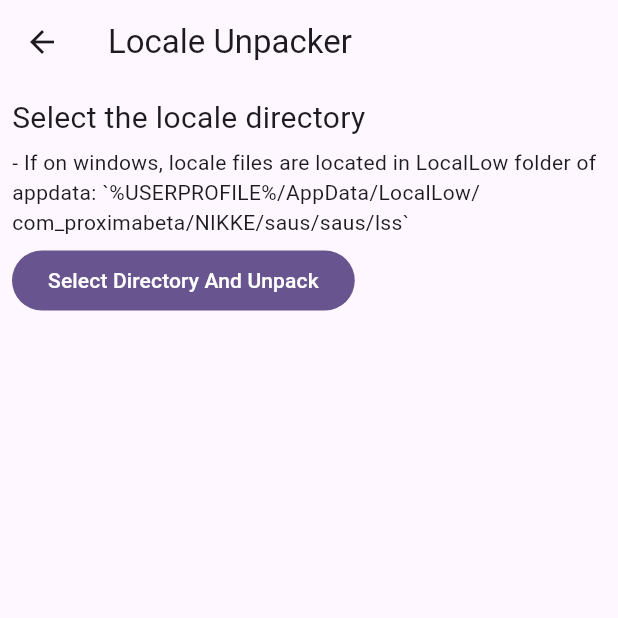
After one commit to SharpnelXu/nikke-einkk, a Flutter app: the LocaleUnpackerPage screen opened directly, after a tap on "Select Directory And Unpack", on a phone screen of 412 x 824 dp, the top half of it. The commit adds this screen. Run offline on Flutter 3.47's test engine with Material 3 defaults, Android fonts, the phone set to English and light mode, and no system bars; our stand-ins replace auto_size_text, file_picker, fixnum, flutter_easyloading, logger, sqflite and 1 more; missing offline and left inert: pointycastle, protobuf; accounts and stored records are empty; statements that could not run were skipped.

Commit message:
Locale unpacker

```diff
--- a/lib/module/api/data_downloader.dart
+++ b/lib/module/api/data_downloader.dart
@@ -109,7 +109,7 @@ class _StaticDataDownloadPageState extends State<StaticDataDownloadPage> {
 
           if (downloadedGlobal) {
             global.init();
-          } else if (!downloadedGlobal) {
+          } else {
             cn.init();
           }
 
--- /dev/null
+++ b/lib/module/api/locale_unpacker.dart
@@ -0,0 +1,220 @@
+import 'dart:convert';
+import 'dart:io';
+import 'dart:typed_data';
+
+import 'package:archive/archive.dart';
+import 'package:file_picker/file_picker.dart';
+import 'package:flutter/material.dart';
+import 'package:flutter_easyloading/flutter_easyloading.dart';
+import 'package:nikke_einkk/model/data_path.dart';
+import 'package:nikke_einkk/model/db.dart';
+import 'package:path/path.dart';
+import 'package:pointycastle/export.dart' as crypto;
+import 'package:sqflite/sqflite.dart';
+
+class LocaleUnpackerPage extends StatelessWidget {
+  const LocaleUnpackerPage({super.key});
+
+  @override
+  Widget build(BuildContext context) {
+    return Scaffold(
+      appBar: AppBar(title: Text('Locale Unpacker')),
+      body: Padding(
+        padding: const EdgeInsets.all(8.0),
+        child: Column(
+          crossAxisAlignment: CrossAxisAlignment.start,
+          spacing: 5,
+          children: [
+            Text('Select the locale directory', style: TextStyle(fontSize: 20)),
+            Text(
+              '- If on windows, locale files are located in LocalLow folder of appdata: '
+              '`%USERPROFILE%/AppData/LocalLow/com_proximabeta/NIKKE/saus/saus/lss`',
+            ),
+            FilledButton(
+              onPressed: () async {
+                final localeFolderPath = join(
+                  Platform.environment['USERPROFILE'] ?? '.',
+                  'AppData',
+                  'LocalLow',
+                  'com_proximabeta',
+                  'NIKKE',
+                  'saus',
+                  'saus',
+                  'lss',
+                );
+
+                final localeDir = Directory(localeFolderPath);
+                final selectResult = await FilePicker.platform.getDirectoryPath(
+                  dialogTitle: 'Select Locale Directory',
+                  initialDirectory: localeDir.existsSync() ? localeFolderPath : null,
+                );
+
+                if (selectResult == null) {
+                  return;
+                }
+
+                final path = selectResult;
+                final outputPath = join(appPath, 'data', 'Locale');
+                final dir = Directory.fromUri(Uri.file(path));
+                if (!dir.existsSync()) {
+                  EasyLoading.showInfo('Input folder $path does not exist');
+                  return;
+                }
+
+                await EasyLoading.show(status: 'Reading Locale', maskType: EasyLoadingMaskType.clear);
+                for (final filePath in dir.listSync(recursive: true)) {
+                  final inputFile = File(filePath.path);
+                  if (!filePath.path.endsWith('lsc') || inputFile.statSync().type != FileSystemEntityType.file) {
+                    continue;
+                  }
+
+                  final fileName = inputFile.uri.pathSegments.last.split('.').first;
+                  final outputFile = File(join(outputPath, fileName, '$fileName.db'));
+                  if (!outputFile.parent.existsSync()) {
+                    outputFile.parent.createSync(recursive: true);
+                  }
+                  final unpacker = LocaleUnpacker(inputFile: inputFile, outputFile: outputFile);
+                  unpacker.unpack();
+
+                  logger.d('Output: ${outputFile.absolute.path}');
+                  final db = await openReadOnlyDatabase(outputFile.absolute.path);
+                  final tables = await db.query('sqlite_master');
+                  for (final table in tables) {
+                    if (table['type'] == 'table') {
+                      final tableName = table['tbl_name']! as String;
+                      final result = await db.query(tableName);
+                      final jsonFile = File(join(outputPath, fileName, '$tableName.json'));
+                      await jsonFile.writeAsString(jsonEncode(result));
+                    }
+                  }
+                }
+
+                await EasyLoading.dismiss();
+                locale.init();
+              },
+              child: Text('Select Directory And Unpack'),
+            ),
+          ],
+        ),
+      ),
+    );
+  }
+}
+
+class LocaleUnpacker {
+  final File inputFile;
+  final File outputFile;
+  final Uint8List bytes;
+  int position = 32;
+  late NikkeLocaleHeader header;
+  int get lengthByteCount => (header.segmentSize * header.segmentCount > 0xFFFFFFFF) ? 5 : 4;
+
+  LocaleUnpacker({required this.inputFile, required this.outputFile}) : bytes = inputFile.readAsBytesSync() {
+    final reader = ByteData.sublistView(bytes, 0, position);
+    header = NikkeLocaleHeader(
+      magic: bytes.sublist(0, 4),
+      version: reader.getInt32(4),
+      aesKey: bytes.sublist(8, 24),
+      segmentSize: reader.getInt32(24),
+      segmentCount: reader.getInt32(28),
+    );
+  }
+
+  int readOffset() {
+    var offset = 0;
+    for (var i = 0; i < lengthByteCount; i++) {
+      offset = (offset << 8) | bytes[position++];
+    }
+    return offset;
+  }
+
+  bool unpack() {
+    if (header.magic != 'NKDB') {
+      throw Exception('File ${inputFile.path} has invalid magic: ${header.magic}');
+    }
+
+    int currentOffset = readOffset();
+    final segments = List<(int, int, int)>.generate(header.segmentCount, (i) {
+      final nextOffset = readOffset();
+      final segment = (currentOffset, nextOffset - currentOffset, i);
+      currentOffset = nextOffset;
+      return segment;
+    });
+
+    final output = outputFile.openSync(mode: FileMode.write);
+
+    for (final (offset, length, index) in segments) {
+      final segment = bytes.sublist(offset, offset + length);
+
+      final iv = Uint8List(16);
+      final indexBytes = ByteData(4)..setUint32(0, index, Endian.little);
+      final offsetBytes = ByteData(4)..setUint32(0, offset, Endian.little);
+      iv.setRange(0, 4, indexBytes.buffer.asUint8List());
+      iv.setRange(4, 8, offsetBytes.buffer.asUint8List());
+
+      final decrypted = decryptAESOFB(header.aesKey, iv, segment);
+      final decompressed = ZLibDecoder().decodeBytes(decrypted);
+      output.writeFromSync(decompressed);
+    }
+
+    output.closeSync();
+
+    return true;
+  }
+
+  Uint8List decryptAESOFB(Uint8List key, Uint8List iv, Uint8List input) {
+    final engine = crypto.AESEngine();
+    final cipher = crypto.OFBBlockCipher(engine, engine.blockSize)
+      ..init(false, crypto.ParametersWithIV(crypto.KeyParameter(key), iv));
+
+    final output = Uint8List(input.length);
+    for (int offset = 0; offset < input.length; offset += cipher.blockSize) {
+      final chunkEnd = offset + cipher.blockSize;
+      final isLastChunk = chunkEnd >= input.length;
+
+      if (isLastChunk) {
+        // Handle PKCS#7 padding for the last block
+        final finalInputBlock = Uint8List(cipher.blockSize);
+        final finalOutputBlock = Uint8List(cipher.blockSize);
+        final remaining = input.length - offset;
+        finalInputBlock.setRange(0, remaining, input, offset);
+        final padValue = cipher.blockSize - remaining;
+        for (int i = remaining; i < cipher.blockSize; i++) {
+          finalInputBlock[i] = padValue;
+        }
+        cipher.processBlock(finalInputBlock, 0, finalOutputBlock, 0);
+        output.setRange(offset, input.length, finalOutputBlock);
+      } else {
+        cipher.processBlock(input, offset, output, offset);
+      }
+    }
+    return output;
+  }
+}
+
+class NikkeLocaleHeader {
+  String magic;
+  int version;
+  Uint8List aesKey;
+  int segmentSize;
+  int segmentCount;
+
+  NikkeLocaleHeader({
+    required Uint8List magic,
+    required this.version,
+    required this.aesKey,
+    required this.segmentSize,
+    required this.segmentCount,
+  }) : magic = String.fromCharCodes(magic);
+
+  @override
+  String toString() {
+    return 'NikkeLocaleHeader: { '
+        'magic: $magic, '
+        'version: $version, '
+        'aesKey: ${base64Encode(aesKey)}, '
+        'segmentSize: $segmentSize, '
+        'segmentCount: $segmentCount '
+        '}';
+  }
+}
--- a/lib/module/nikkes/nikke_page.dart
+++ b/lib/module/nikkes/nikke_page.dart
@@ -50,7 +50,7 @@ class _NikkeCharacterPageState extends State<NikkeCharacterPage> {
         'Squad: ${locale.getTranslation('Locale_Character:${data.squad.toLowerCase()}_name') ?? data.squad}   '
         '${locale.getTranslation('${data.cvLocalkey}_en') ?? data.cvLocalkey} (EN)'
         ' / ${locale.getTranslation('${data.cvLocalkey}_ko') ?? data.cvLocalkey} (KR)'
-        ' / ${locale.getTranslation('${data.cvLocalkey}_ja') ?? data.cvLocalkey} (JP)'
+        ' / ${locale.getTranslation('${data.cvLocalkey}_ja') ?? data.cvLocalkey} (JP)',
       ),
       buildTabs(),
       Divider(),
--- a/lib/module/nikkes/nikke_widgets.dart
+++ b/lib/module/nikkes/nikke_widgets.dart
@@ -32,7 +32,10 @@ class NikkeIcon extends StatelessWidget {
       margin: const EdgeInsets.all(5.0),
       padding: const EdgeInsets.all(3.0),
       decoration: BoxDecoration(
-        border: Border.all(color: characterData?.isVisible ?? true ? characterData?.originalRare.color ?? Colors.black : Colors.red, width: 3),
+        border: Border.all(
+          color: characterData?.isVisible ?? true ? characterData?.originalRare.color ?? Colors.black : Colors.red,
+          width: 3,
+        ),
         borderRadius: BorderRadius.circular(5),
         gradient: colors != null && colors.length > 1 ? LinearGradient(colors: colors) : null,
         color: colors != null && colors.length == 1 ? colors.first : null,
--- a/pubspec.yaml
+++ b/pubspec.yaml
@@ -50,6 +50,8 @@ dependencies:
   path: ^1.8.2
   pointycastle: ^3.6.2
   protobuf: ^4.1.0
+  sqflite: ^2.4.2
+  sqflite_common_ffi: ^2.3.6
 
 dev_dependencies:
   flutter_test:
```
Also changed, not shown: lib/main.dart (+11 -0 lines), lib/module/api/data_unpacker.dart (+18 -21 lines), lib/module/home_page.dart (+14 -0 lines).
